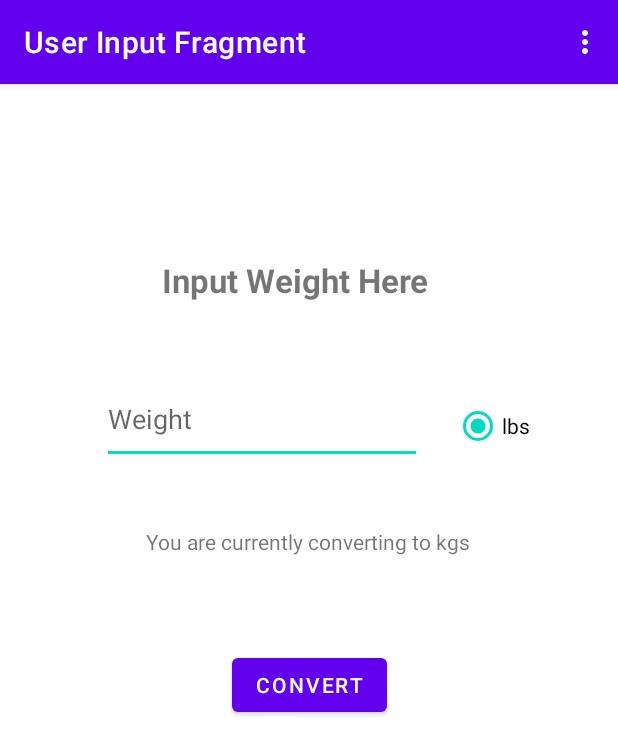
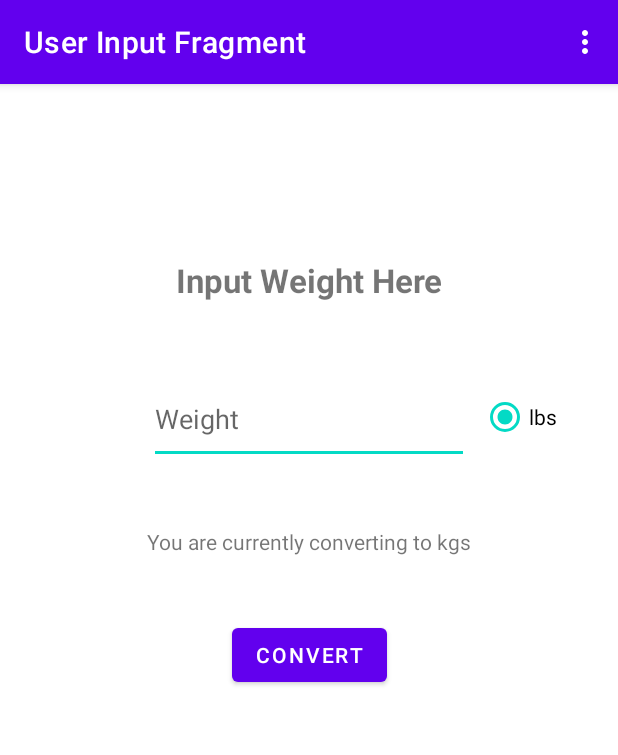
Before and after one commit to thompson-zak/BarbellWeightCalculator, an Android app: the screen it shows after launch (MainActivity), on a phone screen of 412 x 824 dp. Shown: the top 755 px of the screen. Run offline under Robolectric (Android 15) with nearby library versions, the phone set to English and light mode, and no system bars; our stand-ins replace navigation-ui.

Commit message:
Update layout to work on S21

```diff
--- a/app/src/main/AndroidManifest.xml
+++ b/app/src/main/AndroidManifest.xml
@@ -9,14 +9,13 @@
         android:fullBackupContent="@xml/backup_rules"
         android:icon="@mipmap/app_icon"
         android:label="@string/app_name"
-        android:roundIcon="@mipmap/ic_launcher_round"
+        android:roundIcon="@mipmap/app_icon_round"
         android:supportsRtl="true"
         android:theme="@style/Theme.BarbellWeightCalculator"
         tools:targetApi="31">
         <activity
             android:name=".MainActivity"
             android:exported="true"
-            android:label="@string/app_name"
             android:theme="@style/Theme.BarbellWeightCalculator.NoActionBar">
             <intent-filter>
                 <action android:name="android.intent.action.MAIN" />
--- a/app/src/main/res/layout/user_input_fragment.xml
+++ b/app/src/main/res/layout/user_input_fragment.xml
@@ -11,9 +11,7 @@
         android:layout_width="wrap_content"
         android:layout_height="wrap_content"
         android:layout_marginTop="42dp"
-        android:layout_marginBottom="324dp"
         android:text="@string/user_input_button"
-        app:layout_constraintBottom_toBottomOf="parent"
         app:layout_constraintEnd_toEndOf="parent"
         app:layout_constraintStart_toStartOf="parent"
         app:layout_constraintTop_toBottomOf="@+id/conversion_label" />
@@ -22,11 +20,11 @@
         android:id="@+id/user_input_label"
         android:layout_width="wrap_content"
         android:layout_height="wrap_content"
-        android:layout_marginStart="108dp"
         android:layout_marginTop="116dp"
         android:text="@string/user_input_form_label"
         android:textSize="10pt"
         android:textStyle="bold"
+        app:layout_constraintEnd_toEndOf="parent"
         app:layout_constraintStart_toStartOf="parent"
         app:layout_constraintTop_toTopOf="parent" />
 
@@ -34,11 +32,11 @@
         android:id="@+id/input_weight_form"
         android:layout_width="wrap_content"
         android:layout_height="60dp"
-        android:layout_marginStart="68dp"
         android:layout_marginTop="48dp"
         android:ems="10"
         android:hint="@string/weight"
         android:inputType="number"
+        app:layout_constraintEnd_toEndOf="parent"
         app:layout_constraintStart_toStartOf="parent"
         app:layout_constraintTop_toBottomOf="@+id/user_input_label" />
 
@@ -46,12 +44,12 @@
         android:id="@+id/weight_selection_radio_original"
         android:layout_width="126dp"
         android:layout_height="60dp"
-        android:layout_marginStart="21dp"
-        android:layout_marginTop="198dp"
+        android:layout_marginStart="8dp"
+        android:layout_marginTop="192dp"
+        android:checkedButton="@id/lbs_radio_original"
         android:orientation="horizontal"
         app:layout_constraintStart_toEndOf="@+id/input_weight_form"
-        app:layout_constraintTop_toTopOf="parent"
-        android:checkedButton="@id/lbs_radio_original">
+        app:layout_constraintTop_toTopOf="parent">
 
         <RadioButton
             android:id="@+id/lbs_radio_original"
@@ -67,9 +65,9 @@
         android:id="@+id/conversion_label"
         android:layout_width="wrap_content"
         android:layout_height="wrap_content"
-        android:layout_marginStart="97dp"
         android:layout_marginTop="42dp"
         android:text="@string/converting_to_kgs"
+        app:layout_constraintEnd_toEndOf="parent"
         app:layout_constraintStart_toStartOf="parent"
         app:layout_constraintTop_toBottomOf="@+id/input_weight_form" />
 
```
